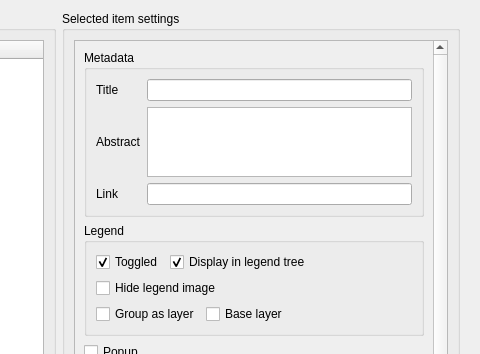
Above: lizmap/resources/ui/ui_lizmap.ui from 3liz/lizmap-plugin before the change; both pictures show x 504 to 984 and y 0 to 354 of the 984 by 709 pixel window. Below: the same form after it.
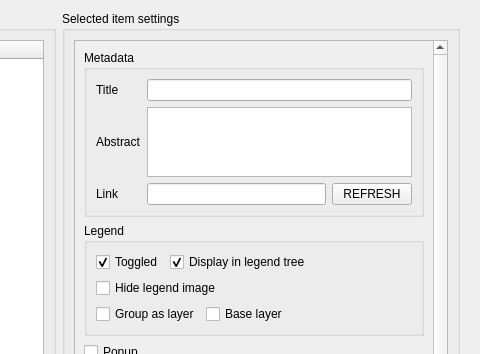
That is the form after the change. The open tabs and pages were chosen to show the change. Custom widgets are drawn as their Qt base class.

Commit message: Metadata - add button to get the link from layer properties

Diff of the .ui file:
```diff
--- a/lizmap/resources/ui/ui_lizmap.ui
+++ b/lizmap/resources/ui/ui_lizmap.ui
@@ -978,6 +978,20 @@
                              </property>
                             </widget>
                            </item>
+                           <item row="2" column="1">
+                            <layout class="QHBoxLayout" name="horizontalLayout_3">
+                             <item>
+                              <widget class="QLineEdit" name="inLayerLink"/>
+                             </item>
+                             <item>
+                              <widget class="QPushButton" name="button_refresh_link">
+                               <property name="text">
+                                <string notr="true">REFRESH</string>
+                               </property>
+                              </widget>
+                             </item>
+                            </layout>
+                           </item>
                            <item row="2" column="0">
                             <widget class="QLabel" name="label_10">
                              <property name="text">
@@ -985,9 +999,6 @@
                              </property>
                             </widget>
                            </item>
-                           <item row="2" column="1">
-                            <widget class="QLineEdit" name="inLayerLink"/>
-                           </item>
                           </layout>
                          </item>
                         </layout>
```
Left out of the diff: 6 changed lines with no effect on the pictures. The commit also changes 5 other files.
